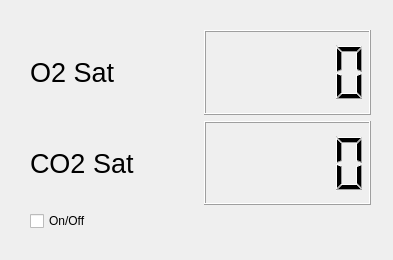
The window that src/hardware/ui/satmonitor.ui (mannd/epsimulator) describes before a commit, drawn with Qt 5.
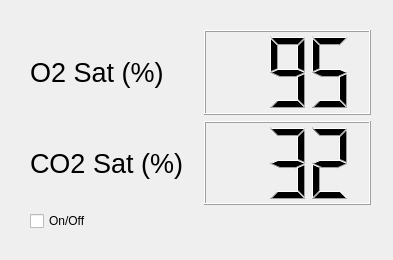
The same window after the commit.

What changed in the file:
```diff
--- a/src/hardware/ui/satmonitor.ui
+++ b/src/hardware/ui/satmonitor.ui
@@ -12,7 +12,10 @@
   <property name="windowTitle" >
    <string>Sat Monitor</string>
   </property>
-  <widget class="QWidget" name="" >
+  <property name="autoFillBackground" >
+   <bool>true</bool>
+  </property>
+  <widget class="QWidget" name="layoutWidget" >
    <property name="geometry" >
     <rect>
      <x>30</x>
@@ -30,12 +33,22 @@
        </font>
       </property>
       <property name="text" >
-       <string>O2 Sat</string>
+       <string>O2 Sat (%)</string>
       </property>
      </widget>
     </item>
     <item row="0" column="1" >
-     <widget class="QLCDNumber" name="o2LcdNumber" />
+     <widget class="QLCDNumber" name="o2LcdNumber" >
+      <property name="numDigits" >
+       <number>3</number>
+      </property>
+      <property name="segmentStyle" >
+       <enum>QLCDNumber::Filled</enum>
+      </property>
+      <property name="intValue" stdset="0" >
+       <number>95</number>
+      </property>
+     </widget>
     </item>
     <item row="1" column="0" >
      <widget class="QLabel" name="label_2" >
@@ -45,12 +58,25 @@
        </font>
       </property>
       <property name="text" >
-       <string>CO2 Sat</string>
+       <string>CO2 Sat (%)</string>
       </property>
      </widget>
     </item>
     <item row="1" column="1" >
-     <widget class="QLCDNumber" name="cO2LcdNumber" />
+     <widget class="QLCDNumber" name="cO2LcdNumber" >
+      <property name="numDigits" >
+       <number>3</number>
+      </property>
+      <property name="mode" >
+       <enum>QLCDNumber::Dec</enum>
+      </property>
+      <property name="segmentStyle" >
+       <enum>QLCDNumber::Filled</enum>
+      </property>
+      <property name="intValue" stdset="0" >
+       <number>32</number>
+      </property>
+     </widget>
     </item>
     <item row="2" column="0" >
      <widget class="QCheckBox" name="onOffCheckBox" >
```
